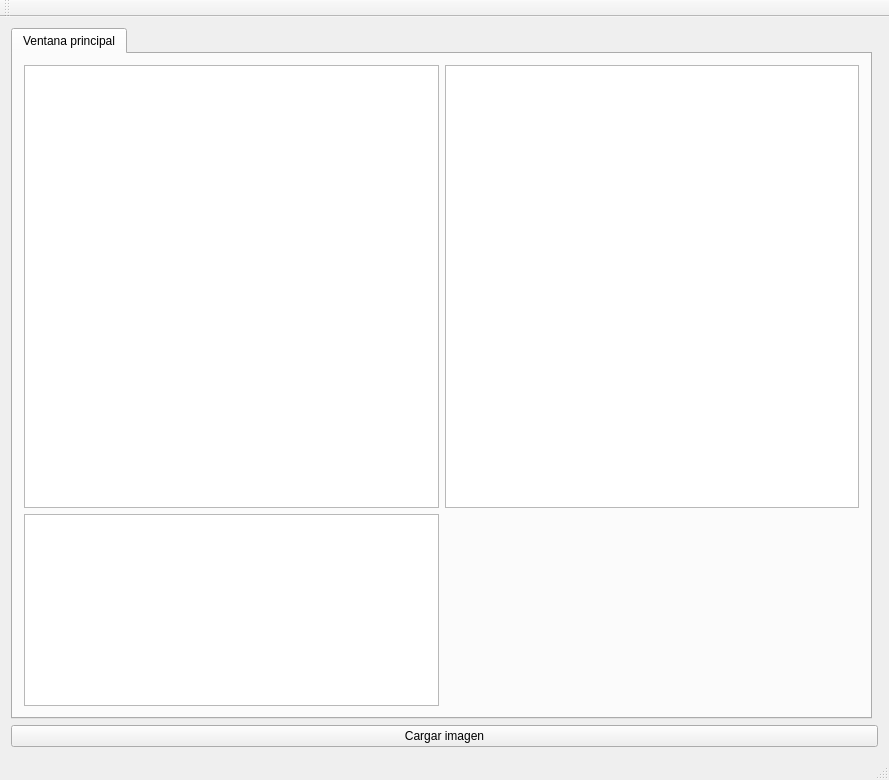
First picture: the form in etapa1/mainwindow.ui, repository Burinson/Circle-detection, before the edit.
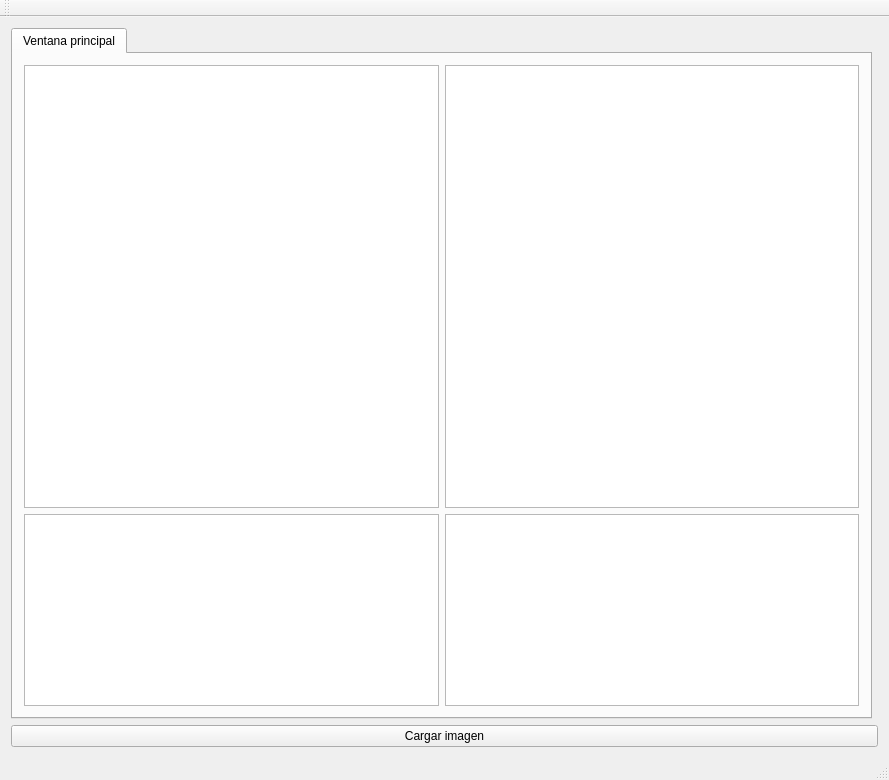
Second picture: the form after the edit.

Diff of the .ui file:
```diff
--- a/etapa1/mainwindow.ui
+++ b/etapa1/mainwindow.ui
@@ -41,6 +41,9 @@
         <item row="1" column="0" alignment="Qt::AlignBottom">
          <widget class="QTableView" name="tableView"/>
         </item>
+        <item row="1" column="1" alignment="Qt::AlignBottom">
+         <widget class="QTableView" name="tableView_2"/>
+        </item>
        </layout>
       </widget>
      </widget>
```
